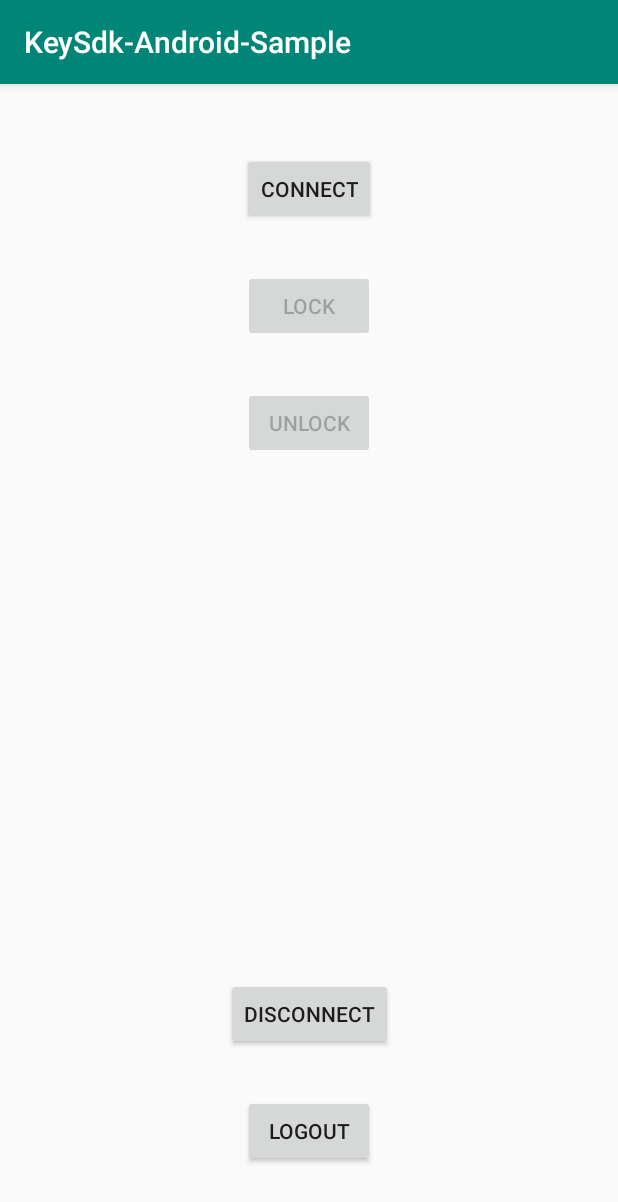
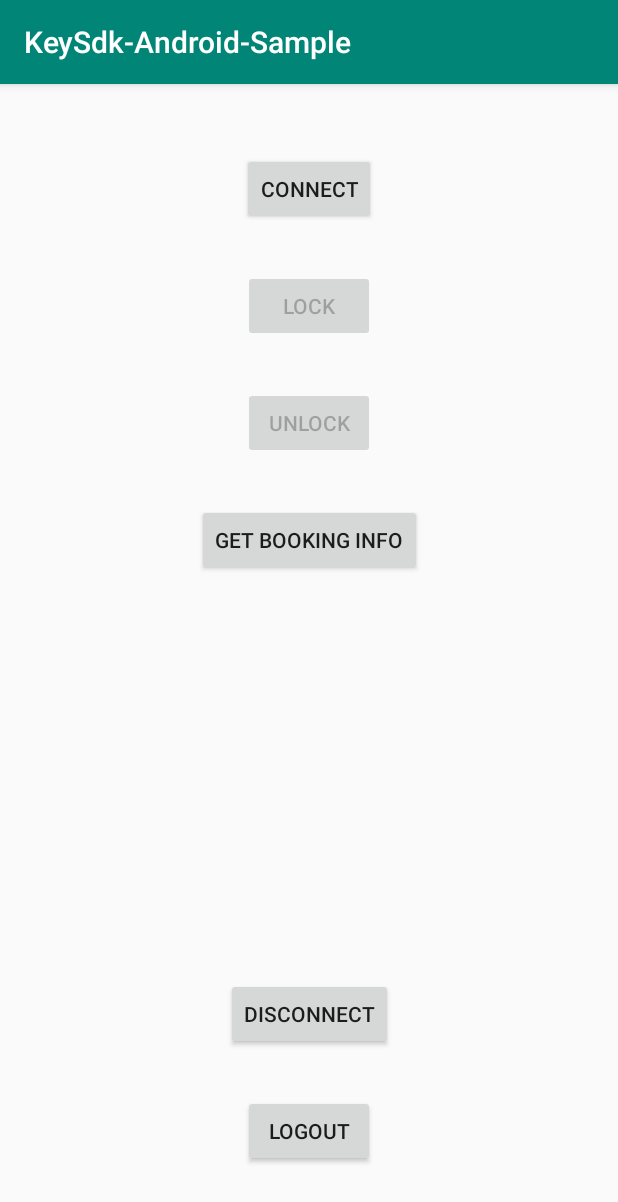
Before and after one commit to Tangerine-AI/KeySDK-Android-Sample, an Android app: the MainActivity screen opened directly, with no data from a screen before it, on a phone screen of 412 x 824 dp. Shown: the top 1202 px of the screen. Run offline under Robolectric (Android 15) with nearby library versions, the phone set to English and light mode, and no system bars; libraries missing offline, so code that uses them is left out: ai.tangerine.keysdk; 1 statement that could not run was skipped.

Commit message:
- booking information api exposed - beta09

```diff
--- a/app/build.gradle
+++ b/app/build.gradle
@@ -20,11 +20,12 @@ android {
 
 dependencies {
     implementation fileTree(dir: 'libs', include: ['*.jar'])
-    implementation 'androidx.appcompat:appcompat:1.1.0'
+    implementation fileTree(dir: 'libs', include: ['*.aar'])
+    implementation 'androidx.appcompat:appcompat:1.2.0'
     implementation 'androidx.constraintlayout:constraintlayout:1.1.3'
     testImplementation 'junit:junit:4.12'
     androidTestImplementation 'androidx.test.ext:junit:1.1.1'
     androidTestImplementation 'androidx.test.espresso:espresso-core:3.2.0'
     // todo step-2
-    implementation "ai.tangerine:keysdk:1.0.0-beta08"
+    implementation "ai.tangerine:keysdk:1.0.0-beta09"
 }
--- a/app/src/main/java/ai/tangerine/keysdksample/MainActivity.java
+++ b/app/src/main/java/ai/tangerine/keysdksample/MainActivity.java
@@ -2,6 +2,7 @@ package ai.tangerine.keysdksample;
 
 import ai.tangerine.keysdk.KeySdkIllegalArgumentException;
 import ai.tangerine.keysdk.KeySdkIllegalStateException;
+import ai.tangerine.keysdk.model.KeyBookingInfo;
 import android.Manifest;
 import android.app.Dialog;
 import android.bluetooth.BluetoothAdapter;
@@ -23,6 +24,7 @@ import androidx.annotation.StringRes;
 import androidx.appcompat.app.AlertDialog;
 import androidx.appcompat.app.AppCompatActivity;
 import androidx.appcompat.widget.AppCompatButton;
+import androidx.appcompat.widget.AppCompatTextView;
 import androidx.core.app.ActivityCompat;
 import androidx.core.content.ContextCompat;
 
@@ -37,6 +39,8 @@ public class MainActivity extends AppCompatActivity {
     private AppCompatButton btnConnect;
     private AppCompatButton btnDisconnect;
     private AppCompatButton btnLogout;
+    private AppCompatButton btnBookingInfo;
+    private AppCompatTextView txtBookingInfo;
     private static final String TAG = "MainActivity";
 
     private static final int MY_PERMISSIONS_REQUEST_LOCATION = 99;
@@ -55,6 +59,8 @@ public class MainActivity extends AppCompatActivity {
         btnConnect = findViewById(R.id.btn_connect);
         btnDisconnect = findViewById(R.id.btn_disconnect);
         btnLogout = findViewById(R.id.btn_logout);
+        btnBookingInfo = findViewById(R.id.btn_booking_info);
+        txtBookingInfo = findViewById(R.id.txt_booking_info);
 
         btnLock.setOnClickListener(new View.OnClickListener() {
             @Override
@@ -91,10 +97,26 @@ public class MainActivity extends AppCompatActivity {
             }
         });
 
+        btnBookingInfo.setOnClickListener(new View.OnClickListener() {
+            @Override
+            public void onClick(View view) {
+                getBookingInfo();
+            }
+        });
+
         showLockBtn(false);
         showUnlockBtn(false);
         checkConnected();
 
+    }
+
+    private void getBookingInfo() {
+        KeyBookingInfo keyBookingInfo = KeySdk.getCurrentBookingInfo();
+        if(keyBookingInfo != null) {
+            txtBookingInfo.setText(keyBookingInfo.toString());
+        } else {
+            txtBookingInfo.setText("null");
+        }
     }
 
     private void checkConnected() {
--- a/app/src/main/res/layout/activity_main.xml
+++ b/app/src/main/res/layout/activity_main.xml
@@ -40,6 +40,25 @@
             app:layout_constraintTop_toBottomOf="@+id/btn_lock"/>
 
     <androidx.appcompat.widget.AppCompatButton
+            android:layout_width="wrap_content"
+            android:layout_height="wrap_content"
+            app:layout_constraintLeft_toLeftOf="parent"
+            android:text="@string/booking_info"
+            android:id="@+id/btn_booking_info"
+            android:layout_margin="30dp"
+            app:layout_constraintRight_toRightOf="parent"
+            app:layout_constraintTop_toBottomOf="@+id/btn_unlock"/>
+
+    <androidx.appcompat.widget.AppCompatTextView
+            android:layout_width="wrap_content"
+            android:layout_height="wrap_content"
+            app:layout_constraintLeft_toLeftOf="parent"
+            android:id="@+id/txt_booking_info"
+            android:layout_margin="10dp"
+            app:layout_constraintRight_toRightOf="parent"
+            app:layout_constraintTop_toBottomOf="@+id/btn_booking_info"/>
+
+    <androidx.appcompat.widget.AppCompatButton
             android:id="@+id/btn_logout"
             android:layout_width="wrap_content"
             android:layout_height="wrap_content"
--- a/app/src/main/res/values/strings.xml
+++ b/app/src/main/res/values/strings.xml
@@ -31,5 +31,6 @@
     <string name="connect">Connect</string>
     <string name="disconnect">Disconnect</string>
     <string name="logout">Logout</string>
+    <string name="booking_info">Get booking info</string>
 
 </resources>
--- a/build.gradle
+++ b/build.gradle
@@ -7,7 +7,7 @@ buildscript {
 
     }
     dependencies {
-        classpath 'com.android.tools.build:gradle:3.5.2'
+        classpath 'com.android.tools.build:gradle:4.0.1'
 
         // NOTE: Do not place your application dependencies here; they belong
         // in the individual module build.gradle files
```
Also changed, not shown: gradle/wrapper/gradle-wrapper.properties, 1 other file.
